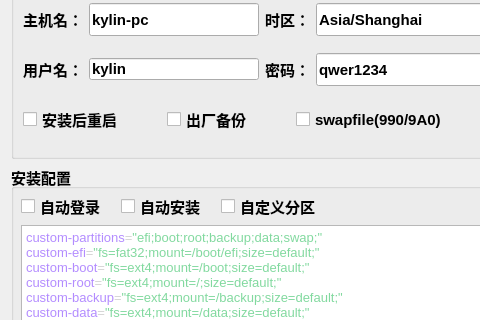
Qt form UI/AUTO.ui (ouranos0318/PXE) before a commit; both pictures show x 0 to 480 and y 292 to 612 of the 800 by 700 pixel window.
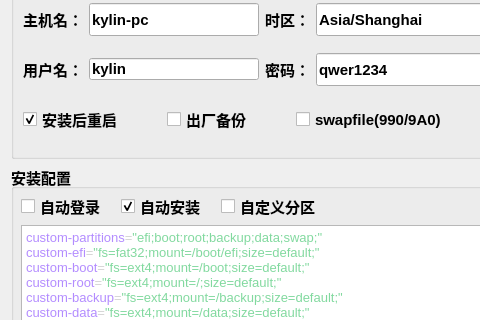
The same form after that commit. Custom widgets are drawn as their Qt base class.

Patch:
```diff
--- a/UI/AUTO.ui
+++ b/UI/AUTO.ui
@@ -620,7 +620,7 @@
           <property name="minimumSize">
            <size>
             <width>29</width>
-            <height>33</height>
+            <height>22</height>
            </size>
           </property>
           <property name="maximumSize">
@@ -632,6 +632,9 @@
           <property name="text">
            <string>安装后重启</string>
           </property>
+          <property name="checked">
+           <bool>true</bool>
+          </property>
          </widget>
         </item>
         <item>
@@ -842,6 +845,9 @@
       <property name="text">
        <string>自动安装</string>
       </property>
+      <property name="checked">
+       <bool>true</bool>
+      </property>
      </widget>
      <widget class="TextEdit" name="TextEdit_Custom">
       <property name="geometry">
```
Left out of the diff: 14 changed lines with no effect on the pictures.
